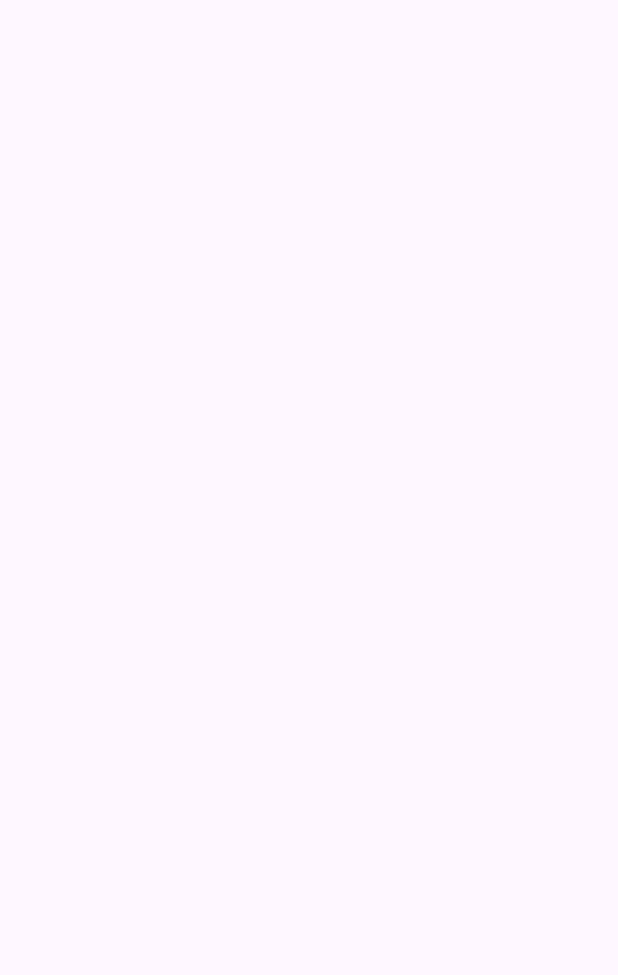
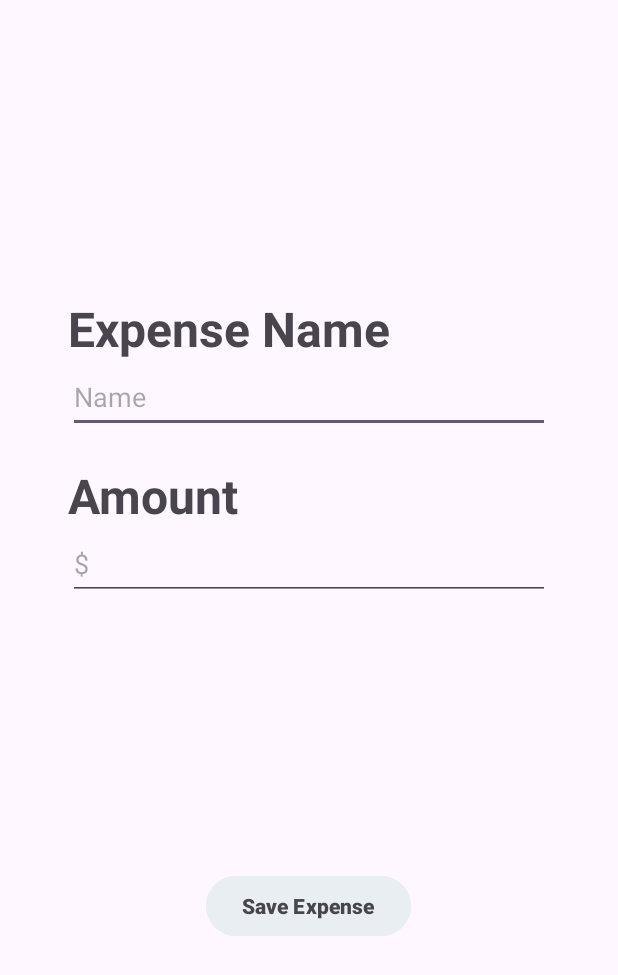
Before and after one commit to jjuliekim/Expense-Tracker-App, an Android app: the AddExpenseActivity screen opened directly, with no data from a screen before it, on a phone screen of 412 x 824 dp. Before the commit the part shown is empty. Shown: the top 975 px of the screen. Run offline under Robolectric (Android 15) with nearby library versions, the phone set to English and light mode, and no system bars.

Commit message:
add expense xml

```diff
--- a/app/src/main/res/layout/activity_add_expense.xml
+++ b/app/src/main/res/layout/activity_add_expense.xml
@@ -7,4 +7,71 @@
     android:layout_height="match_parent"
     tools:context=".AddExpenseActivity">
 
+    <Button
+        android:id="@+id/button4"
+        android:layout_width="wrap_content"
+        android:layout_height="wrap_content"
+        android:layout_marginBottom="196dp"
+        android:backgroundTint="#E9EEF2"
+        android:text="@string/save_expense"
+        android:textColor="#49454F"
+        android:textStyle="bold"
+        app:layout_constraintBottom_toBottomOf="parent"
+        app:layout_constraintEnd_toEndOf="parent"
+        app:layout_constraintHorizontal_bias="0.498"
+        app:layout_constraintStart_toStartOf="parent"
+        app:layout_constraintTop_toBottomOf="@+id/linearLayout2" />
+
+    <LinearLayout
+        android:id="@+id/linearLayout2"
+        android:layout_width="0dp"
+        android:layout_height="0dp"
+        android:layout_marginStart="25dp"
+        android:layout_marginTop="177dp"
+        android:layout_marginEnd="25dp"
+        android:layout_marginBottom="42dp"
+        android:orientation="vertical"
+        android:padding="20dp"
+        app:layout_constraintBottom_toTopOf="@+id/button4"
+        app:layout_constraintEnd_toEndOf="parent"
+        app:layout_constraintStart_toStartOf="parent"
+        app:layout_constraintTop_toTopOf="parent">
+
+        <TextView
+            android:id="@+id/textView11"
+            android:layout_width="match_parent"
+            android:layout_height="wrap_content"
+            android:text="@string/expense_name"
+            android:textSize="32sp"
+            android:textStyle="bold"
+            tools:ignore="HardcodedText" />
+
+        <EditText
+            android:id="@+id/editTextText3"
+            android:layout_width="match_parent"
+            android:layout_height="48dp"
+            android:ems="10"
+            android:hint="@string/name"
+            android:inputType="text" />
+
+        <Space
+            android:layout_width="match_parent"
+            android:layout_height="20dp" />
+
+        <TextView
+            android:id="@+id/textView10"
+            android:layout_width="match_parent"
+            android:layout_height="wrap_content"
+            android:text="@string/amount"
+            android:textSize="32sp"
+            android:textStyle="bold" />
+
+        <EditText
+            android:id="@+id/editTextText4"
+            android:layout_width="match_parent"
+            android:layout_height="48dp"
+            android:ems="10"
+            android:hint="@string/dollar_sign"
+            android:inputType="text" />
+    </LinearLayout>
 </androidx.constraintlayout.widget.ConstraintLayout>
--- a/app/src/main/res/values/strings.xml
+++ b/app/src/main/res/values/strings.xml
@@ -10,4 +10,9 @@
     <string name="current_budget">Current Budget:</string>
     <string name="total_expenses">Total Expenses:</string>
     <string name="remaining_balances">Remaining Balances:</string>
+    <string name="save_expense">Save Expense</string>
+    <string name="name">Name</string>
+    <string name="dollar_sign">$</string>
+    <string name="expense_name">Expense Name</string>
+    <string name="amount">Amount</string>
 </resources>
```
